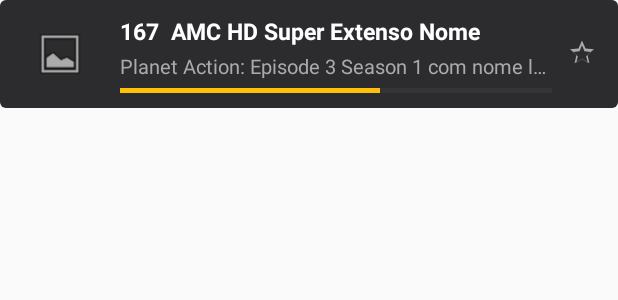
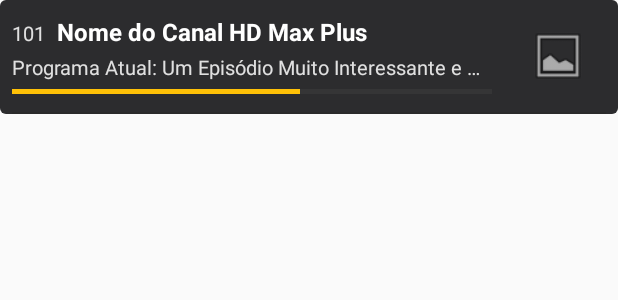
Before and after one commit to DEYVIDYT/CineStream-Live, an Android app: the layout epg_channel_item.xml on its own in the app's theme, with its tools: preview values and no code run, on a phone screen of 412 x 824 dp. Shown: the top 300 px of the screen. Run offline under Robolectric (Android 15) with nearby library versions, the phone set to English and light mode, and no system bars.

Commit message:
Refactor EPG UI to align with reference image
- Removed scale animation from EPG items for a cleaner, static focus state initially.
- Simplified category_item_background_selector to only change background color on focus/selection.
- Modified category_item.xml to include a left-side visual indicator for selected/focused categories, controlled by a new drawable selector.
- Extensively restructured and restyled epg_channel_item.xml:
  - Rearranged elements: Textual info (number, name, program, progress bar) to the left, channel logo to the right.
  - Added a horizontal divider View at the bottom of each item.
  - Adjusted font sizes, colors, and margins for improved visual hierarchy and alignment with the provided reference image.
  - Removed the placeholder favorite icon.
- Updated EpgChannelAdapter to remove references to the deleted favorite icon View.

```diff
--- a/app/src/main/java/com/example/cinestreamlive/EpgChannelAdapter.java
+++ b/app/src/main/java/com/example/cinestreamlive/EpgChannelAdapter.java
@@ -74,7 +74,7 @@ public class EpgChannelAdapter extends RecyclerView.Adapter<EpgChannelAdapter.Ep
              holder.channelLogo.setImageResource(android.R.drawable.ic_menu_gallery); // Placeholder padrão do Android
         // }
 
-        holder.channelFavoriteIcon.setVisibility(View.GONE);
+        // holder.channelFavoriteIcon.setVisibility(View.GONE); // Removido do layout, então remover referência
 
         holder.itemView.setSelected(selectedPosition == position);
 
@@ -127,7 +127,7 @@ public class EpgChannelAdapter extends RecyclerView.Adapter<EpgChannelAdapter.Ep
         TextView channelName;
         TextView channelProgramName;
         ProgressBar channelProgramProgress;
-        ImageView channelFavoriteIcon;
+        // ImageView channelFavoriteIcon; // Removido
 
         EpgChannelViewHolder(@NonNull View itemView) {
             super(itemView);
@@ -136,7 +136,7 @@ public class EpgChannelAdapter extends RecyclerView.Adapter<EpgChannelAdapter.Ep
             channelName = itemView.findViewById(R.id.channel_epg_name);
             channelProgramName = itemView.findViewById(R.id.channel_epg_program_name);
             channelProgramProgress = itemView.findViewById(R.id.channel_epg_program_progress);
-            channelFavoriteIcon = itemView.findViewById(R.id.channel_epg_favorite_icon);
+            // channelFavoriteIcon = itemView.findViewById(R.id.channel_epg_favorite_icon); // Removido
         }
     }
 }
--- a/app/src/main/res/drawable/category_item_background_selector.xml
+++ b/app/src/main/res/drawable/category_item_background_selector.xml
@@ -1,18 +1,15 @@
 <?xml version="1.0" encoding="utf-8"?>
 <selector xmlns:android="http://schemas.android.com/apk/res/android">
-    <!-- Estado focado -->
+    <!-- Estado focado ou selecionado -->
     <item android:state_focused="true">
         <shape android:shape="rectangle">
             <solid android:color="@color/dark_gold" />
-            <stroke android:width="1dp" android:color="#99FFFFFF" /> <!-- Borda branca sutil -->
             <corners android:radius="4dp" />
         </shape>
     </item>
-    <!-- Estado selecionado (quando o foco está em outra coluna, mas este item é o "ativo") -->
     <item android:state_selected="true">
         <shape android:shape="rectangle">
             <solid android:color="@color/dark_gold" />
-            <stroke android:width="1dp" android:color="#99FFFFFF" /> <!-- Borda branca sutil -->
             <corners android:radius="4dp" />
         </shape>
     </item>
--- a/app/src/main/res/layout/epg_channel_item.xml
+++ b/app/src/main/res/layout/epg_channel_item.xml
@@ -4,26 +4,13 @@
     xmlns:tools="http://schemas.android.com/tools"
     android:layout_width="match_parent"
     android:layout_height="wrap_content"
+    android:paddingStart="8dp"
+    android:paddingEnd="8dp"
     android:paddingTop="10dp"
-    android:paddingBottom="10dp"
-    android:paddingStart="12dp"
-    android:paddingEnd="12dp"
-    android:layout_marginBottom="4dp"
+    android:paddingBottom="0dp"
     android:background="@drawable/category_item_background_selector"
     android:focusable="true"
-    android:clickable="true"
-    android:stateListAnimator="@animator/item_focus_scale_animator">
-
-    <!-- Logo do Canal -->
-    <ImageView
-        android:id="@+id/channel_epg_logo"
-        android:layout_width="56dp"
-        android:layout_height="36dp"
-        android:src="@android:drawable/ic_menu_gallery"
-        android:scaleType="fitCenter"
-        app:layout_constraintStart_toStartOf="parent"
-        app:layout_constraintTop_toTopOf="parent"
-        app:layout_constraintBottom_toBottomOf="parent"/>
+    android:clickable="true">
 
     <!-- Bloco de Informações do Canal (Número, Nome, Programa, Progresso) -->
     <LinearLayout
@@ -31,36 +18,33 @@
         android:layout_width="0dp"
         android:layout_height="wrap_content"
         android:orientation="vertical"
-        android:layout_marginStart="12dp"
-        android:layout_marginEnd="8dp"
-        app:layout_constraintStart_toEndOf="@id/channel_epg_logo"
-        app:layout_constraintEnd_toStartOf="@+id/channel_epg_favorite_icon"
+        app:layout_constraintStart_toStartOf="parent"
+        app:layout_constraintEnd_toStartOf="@id/channel_epg_logo"
         app:layout_constraintTop_toTopOf="parent"
-        app:layout_constraintBottom_toBottomOf="parent">
+        android:layout_marginEnd="12dp">
 
         <!-- Linha para Número e Nome do Canal -->
         <LinearLayout
             android:layout_width="match_parent"
             android:layout_height="wrap_content"
             android:orientation="horizontal"
-            android:gravity="center_vertical">
+            android:gravity="bottom">
 
             <TextView
                 android:id="@+id/channel_epg_number"
                 android:layout_width="wrap_content"
                 android:layout_height="wrap_content"
-                tools:text="167"
-                android:textColor="@android:color/white"
-                android:textSize="15sp"
-                android:textStyle="bold"/>
+                tools:text="101"
+                android:textColor="@color/light_grey_text"
+                android:textSize="13sp" />
 
             <TextView
                 android:id="@+id/channel_epg_name"
                 android:layout_width="wrap_content"
                 android:layout_height="wrap_content"
-                tools:text="AMC HD Super Extenso Nome"
+                tools:text="Nome do Canal HD Max Plus"
                 android:textColor="@android:color/white"
-                android:textSize="15sp"
+                android:textSize="16sp"
                 android:textStyle="bold"
                 android:layout_marginStart="8dp"
                 android:ellipsize="end"
@@ -72,8 +56,8 @@
             android:id="@+id/channel_epg_program_name"
             android:layout_width="match_parent"
             android:layout_height="wrap_content"
-            tools:text="Planet Action: Episode 3 Season 1 com nome longo"
-        android:textColor="@android:color/darker_gray"
+            tools:text="Programa Atual: Um Episódio Muito Interessante e Com Nome Longo Para Testes"
+            android:textColor="@color/light_grey_text"
             android:textSize="13sp"
             android:layout_marginTop="3dp"
             android:ellipsize="end"
@@ -86,6 +70,7 @@
             android:layout_width="match_parent"
             android:layout_height="3dp"
             android:layout_marginTop="5dp"
+            android:layout_marginBottom="2dp"
             android:progress="60"
             android:max="100"
             android:progressTint="@color/dark_gold"
@@ -94,17 +79,26 @@
             tools:visibility="visible"/>
     </LinearLayout>
 
-    <!-- Ícone de Favorito (à direita) -->
+    <!-- Logo do Canal (à direita) -->
     <ImageView
-        android:id="@+id/channel_epg_favorite_icon"
-        android:layout_width="24dp"
-        android:layout_height="24dp"
-        android:src="@drawable/ic_star_border"
-        app:tint="@android:color/darker_gray"
+        android:id="@+id/channel_epg_logo"
+        android:layout_width="64dp"
+        android:layout_height="40dp"
+        android:src="@android:drawable/ic_menu_gallery"
+        android:scaleType="fitCenter"
         app:layout_constraintEnd_toEndOf="parent"
-        app:layout_constraintTop_toTopOf="parent"
-        app:layout_constraintBottom_toBottomOf="parent"
-        android:visibility="gone"
-        tools:visibility="visible"/>
+        app:layout_constraintTop_toTopOf="@id/channel_info_block"
+        app:layout_constraintBottom_toBottomOf="@id/channel_info_block"/>
+
+    <!-- Divisor Inferior -->
+    <View
+        android:id="@+id/item_divider"
+        android:layout_width="0dp"
+        android:layout_height="1dp"
+        android:background="#2A2A2A"
+        app:layout_constraintStart_toStartOf="parent"
+        app:layout_constraintEnd_toEndOf="parent"
+        app:layout_constraintTop_toBottomOf="@id/channel_info_block"
+        android:layout_marginTop="10dp"/>
 
 </androidx.constraintlayout.widget.ConstraintLayout>
```
Also changed, not shown: app/src/main/res/drawable/category_indicator_selector.xml (added, +20 -0 lines), app/src/main/res/layout/category_item.xml (+32 -11 lines).
